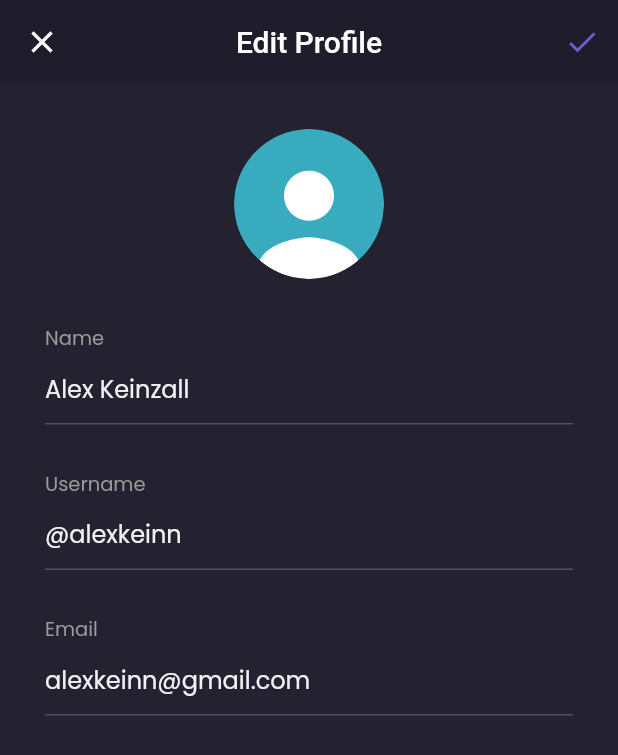
After one commit to TedoHarisC/shamo_flutter, a Flutter app: the EditProfilePage screen opened by its route, on a phone screen of 412 x 824 dp. The commit adds this screen. Shown: the top 755 px of the screen. Run offline on Flutter 3.47's test engine with Material 2 defaults, Android fonts, the phone set to English and light mode, and no system bars; our stand-ins replace google_fonts.

Commit message:
Slicing Edit Profil Page

```diff
--- a/lib/main.dart
+++ b/lib/main.dart
@@ -1,5 +1,6 @@
 import 'package:flutter/material.dart';
 import 'package:shamo/pages/detail_chat_page.dart';
+import 'package:shamo/pages/edit_profile_page.dart';
 import 'package:shamo/pages/home/main_page.dart';
 import 'package:shamo/pages/sign_in_page.dart';
 import 'package:shamo/pages/sign_up_page.dart';
@@ -20,6 +21,7 @@ class MyApp extends StatelessWidget {
         '/sign-up': (context) => const SignUpPage(),
         '/home': (context) => const MainPage(),
         '/detail-chat': (context) => const DetailChatPage(),
+        '/edit-profile': (context) => const EditProfilePage(),
       },
     );
   }
--- /dev/null
+++ b/lib/pages/edit_profile_page.dart
@@ -0,0 +1,163 @@
+import 'package:flutter/material.dart';
+import 'package:shamo/theme.dart';
+
+class EditProfilePage extends StatelessWidget {
+  const EditProfilePage({Key? key}) : super(key: key);
+
+  @override
+  Widget build(BuildContext context) {
+    PreferredSizeWidget header() {
+      return AppBar(
+        leading: IconButton(
+          icon: const Icon(Icons.close),
+          onPressed: () {
+            Navigator.pop(context);
+          },
+        ),
+        backgroundColor: backgroundColor1,
+        elevation: 0,
+        centerTitle: true,
+        title: const Text('Edit Profile'),
+        actions: [
+          IconButton(
+            onPressed: () {},
+            icon: Icon(
+              Icons.check,
+              color: primaryColor,
+            ),
+          )
+        ],
+      );
+    }
+
+    Widget nameInput() {
+      return Container(
+        margin: const EdgeInsets.only(
+          top: 30,
+        ),
+        child: Column(
+          crossAxisAlignment: CrossAxisAlignment.start,
+          children: [
+            Text(
+              'Name',
+              style: secondaryTextStyle.copyWith(
+                fontSize: 13,
+              ),
+            ),
+            TextFormField(
+              style: primaryTextStyle,
+              decoration: InputDecoration(
+                hintText: 'Alex Keinzall',
+                hintStyle: primaryTextStyle,
+                enabledBorder: UnderlineInputBorder(
+                  borderSide: BorderSide(
+                    color: subtitleColor,
+                  ),
+                ),
+              ),
+            )
+          ],
+        ),
+      );
+    }
+
+    Widget usernameInput() {
+      return Container(
+        margin: const EdgeInsets.only(
+          top: 30,
+        ),
+        child: Column(
+          crossAxisAlignment: CrossAxisAlignment.start,
+          children: [
+            Text(
+              'Username',
+              style: secondaryTextStyle.copyWith(
+                fontSize: 13,
+              ),
+            ),
+            TextFormField(
+              style: primaryTextStyle,
+              decoration: InputDecoration(
+                hintText: '@alexkeinn',
+                hintStyle: primaryTextStyle,
+                enabledBorder: UnderlineInputBorder(
+                  borderSide: BorderSide(
+                    color: subtitleColor,
+                  ),
+                ),
+              ),
+            )
+          ],
+        ),
+      );
+    }
+
+    Widget emailInput() {
+      return Container(
+        margin: const EdgeInsets.only(
+          top: 30,
+        ),
+        child: Column(
+          crossAxisAlignment: CrossAxisAlignment.start,
+          children: [
+            Text(
+              'Email',
+              style: secondaryTextStyle.copyWith(
+                fontSize: 13,
+              ),
+            ),
+            TextFormField(
+              style: primaryTextStyle,
+              decoration: InputDecoration(
+                hintText: 'alexkeinn@gmail.com',
+                hintStyle: primaryTextStyle,
+                enabledBorder: UnderlineInputBorder(
+                  borderSide: BorderSide(
+                    color: subtitleColor,
+                  ),
+                ),
+              ),
+            )
+          ],
+        ),
+      );
+    }
+
+    Widget content() {
+      return Container(
+        padding: EdgeInsets.symmetric(
+          horizontal: defaultMargin,
+        ),
+        width: double.infinity,
+        child: Column(
+          crossAxisAlignment: CrossAxisAlignment.center,
+          children: [
+            Container(
+              width: 100,
+              height: 100,
+              margin: EdgeInsets.only(
+                top: defaultMargin,
+              ),
+              decoration: const BoxDecoration(
+                shape: BoxShape.circle,
+                image: DecorationImage(
+                  image: AssetImage('assets/image_profile.png'),
+                ),
+              ),
+            ),
+            nameInput(),
+            usernameInput(),
+            emailInput(),
+          ],
+        ),
+      );
+    }
+
+    return Scaffold(
+      backgroundColor: backgroundColor3,
+      appBar: header(),
+      body: content(),
+      resizeToAvoidBottomInset: false,
+    );
+  }
+}
--- a/lib/pages/home/profile_page.dart
+++ b/lib/pages/home/profile_page.dart
@@ -104,8 +104,13 @@ class ProfilePage extends StatelessWidget {
                   fontWeight: semiBold,
                 ),
               ),
-              menuItem(
-                'Edit Profile',
+              GestureDetector(
+                onTap: () {
+                  Navigator.pushNamed(context, '/edit-profile');
+                },
+                child: menuItem(
+                  'Edit Profile',
+                ),
               ),
               menuItem(
                 'Your Orders',
```
